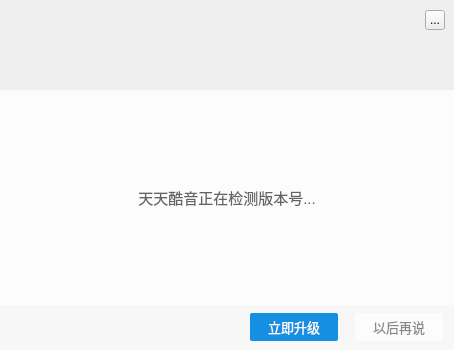
Greedysky/TTKMusicPlayer, file TTKModule/TTKWidget/musicUiKits/musicWidgetKits/musicsourceupdatewidget.ui: the form before one commit.
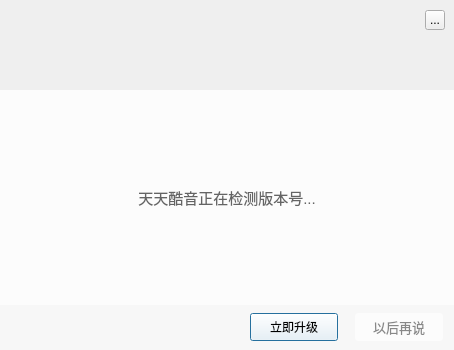
The form after the commit. Icons and pictures are not drawn.

```diff
--- a/TTKModule/TTKWidget/musicUiKits/musicWidgetKits/musicsourceupdatewidget.ui
+++ b/TTKModule/TTKWidget/musicUiKits/musicWidgetKits/musicsourceupdatewidget.ui
@@ -77,7 +77,7 @@
       <cursorShape>PointingHandCursor</cursorShape>
      </property>
      <property name="styleSheet">
-      <string notr="true">QPushButton{border-radius:2px;background-color:#158FE1;color:white;font-size:13px;}</string>
+      <string notr="true"/>
      </property>
      <property name="text">
       <string>立即升级</string>
@@ -96,7 +96,7 @@
       <cursorShape>PointingHandCursor</cursorShape>
      </property>
      <property name="styleSheet">
-      <string notr="true">QPushButton{border-radius:2px;background-color:#FCFCFC;color:#888888;font-size:13px;}</string>
+      <string notr="true">QPushButton{border-radius:3px;background-color:#FCFCFC;color:#888888;font-size:13px;}</string>
      </property>
      <property name="text">
       <string>以后再说</string>
```
